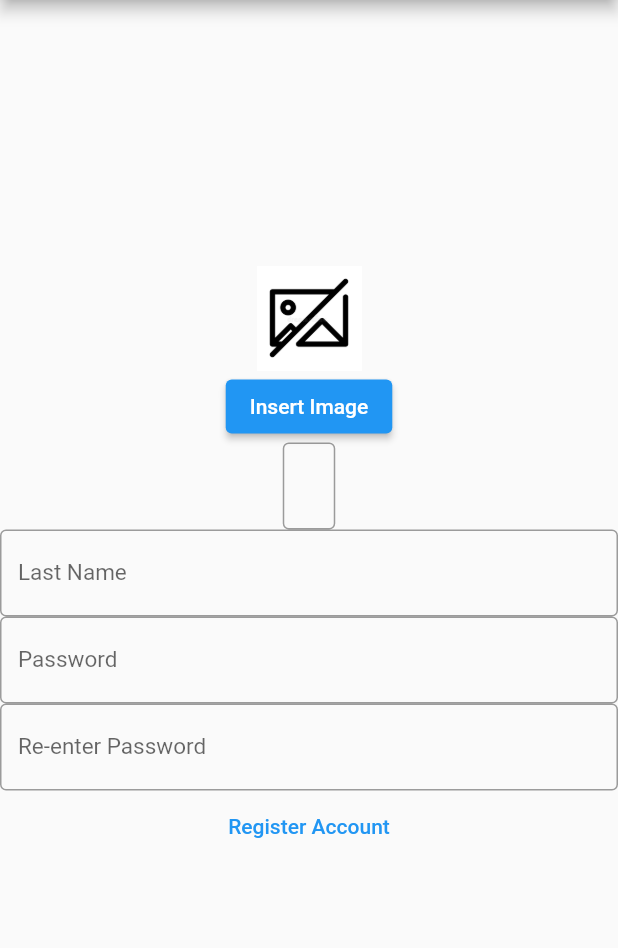
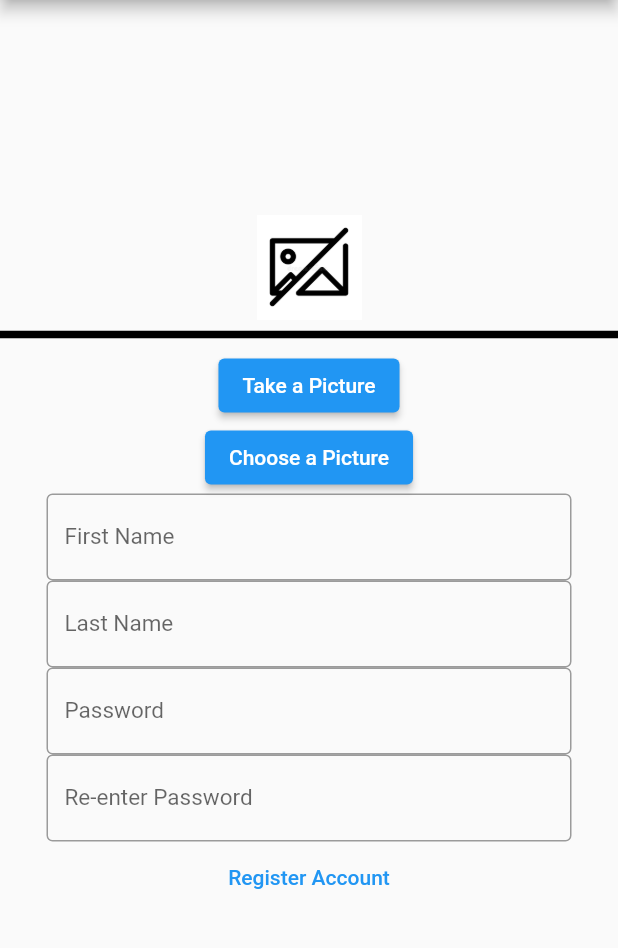
Before and after one commit to a-mufasa/FaceGate, a Flutter app: the screen it shows after launch, after a tap on "Register", on a phone screen of 412 x 824 dp, the part 84-1032 px from its top. Run offline on Flutter 3.47's test engine with Material 2 defaults, Android fonts, the phone set to English and light mode, and no system bars; our stand-ins replace cloud_firestore, device_info_plus, firebase_core, firebase_storage, image_picker; missing offline and left inert: nfc_manager; accounts and stored records are empty.

Commit message:
small improvements

```diff
--- a/lib/form_view.dart
+++ b/lib/form_view.dart
@@ -70,6 +70,15 @@ class _RegistrationFormState extends State<RegistrationForm> {
     return "";
   }
 
+  Future<String> takeImage() async {
+    Uint8List _image = await pickImage(ImageSource.camera);
+    setState(() {
+      image = _image;
+      pictureChosen = true;
+    });
+    return "";
+  }
+
   Widget _displayImage(Uint8List? bytes) {
     if (bytes == null) {
       return Image.asset(
@@ -89,13 +98,24 @@ class _RegistrationFormState extends State<RegistrationForm> {
       crossAxisAlignment: CrossAxisAlignment.center,
       children: [
         _displayImage(image),
+        Divider(
+          height: 20,
+          thickness: 5,
+          endIndent: 0,
+          color: Colors.black,
+        ),
+        ElevatedButton(
+            onPressed: () {
+              takeImage();
+            },
+            child: const Text("Take a Picture")),
         ElevatedButton(
             onPressed: () {
               selectImage();
             },
-            child: const Text("Insert Image")),
+            child: const Text("Choose a Picture")),
         SizedBox(
-          width: 35,
+          width: 350,
           child: TextField(
               onChanged: ((value) async {
                 firstName = value;
@@ -104,14 +124,18 @@ class _RegistrationFormState extends State<RegistrationForm> {
               decoration: InputDecoration(
                   border: OutlineInputBorder(), labelText: "First Name")),
         ),
-        TextField(
+        SizedBox(
+            width: 350,
+            child: TextField(
                 onChanged: ((value) async {
                   lastName = value;
                 }),
                 style: TextStyle(fontSize: 15),
                 decoration: InputDecoration(
-                border: OutlineInputBorder(), labelText: "Last Name")),
-        TextField(
+                    border: OutlineInputBorder(), labelText: "Last Name"))),
+        SizedBox(
+          width: 350,
+          child: TextField(
               onChanged: ((value) async {
                 password = value;
               }),
@@ -119,14 +143,19 @@ class _RegistrationFormState extends State<RegistrationForm> {
               obscureText: true,
               decoration: InputDecoration(
                   border: OutlineInputBorder(), labelText: "Password")),
-        TextField(
+        ),
+        SizedBox(
+          width: 350,
+          child: TextField(
               onChanged: ((value) async {
                 verifyPassword = value;
               }),
               style: TextStyle(fontSize: 15),
               obscureText: true,
               decoration: InputDecoration(
-                border: OutlineInputBorder(), labelText: "Re-enter Password")),
+                  border: OutlineInputBorder(),
+                  labelText: "Re-enter Password")),
+        ),
         TextButton(
             onPressed: () async {
               // await selectImage();
--- a/lib/register_view.dart
+++ b/lib/register_view.dart
@@ -28,9 +28,7 @@ class _RegisterButtonState extends State<RegisterButton> {
   Widget build(BuildContext context) {
     return Column(children: <Widget>[
       Image(
-        image: const AssetImage('assets/temp_logo.png'),
-        width: 120,
-        height: 75,
+        image: const AssetImage('assets/Logo.png'),
       ),
       Padding(padding: EdgeInsets.all(10)),
       ElevatedButton(
--- a/lib/scan_page_view.dart
+++ b/lib/scan_page_view.dart
@@ -51,7 +51,7 @@ class tempUser {
   String? firstName;
   String? lastName;
   String? password;
-  String? imageURL;
+  String imageURL;
 
   tempUser(this.firstName, this.lastName, this.password, this.imageURL);
 }
@@ -86,7 +86,6 @@ class _ScanPageViewContentState extends State<ScanPageViewContent> {
 
         if (widget.firstName == null) {
           user = await AuthMethods().loginUser();
-          var f = user as User;
         } else {
           user = User(widget.firstName!, widget.lastName!, widget.dbImage!,
               widget.password!, []);
```
Also changed, not shown: assets/Logo.png (added). Lines whose indentation alone changed are shown as unchanged.
